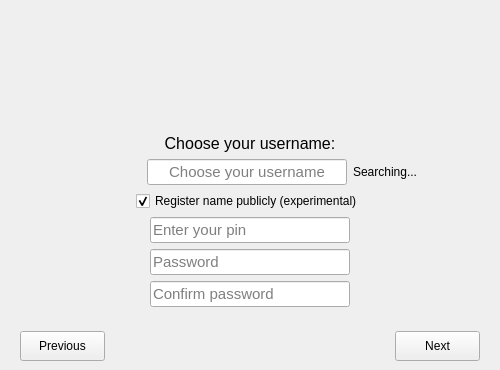
This is wizarddialog.ui in savoirfairelinux/jami-client-windows as Qt 5 draws it before an edit. The edited form follows.
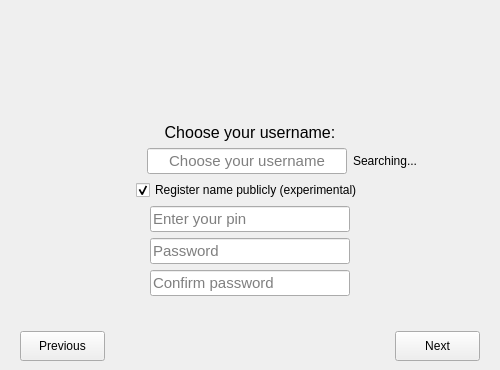
This is the edited form. The open tabs and pages were chosen to show the change. Icons and pictures are not drawn.

Commit message:
ui: display error on creating / adding exising account
when creating or adding existing ring account,
in the case of wrong PIN or password, the UI spinner cycled infinitely.

No cycling anymore; Added ERROR case handling in switch of endSetup().
(placed a #pragma push_macro("ERROR") because of prior #define ERROR, which i didn't found.)
Go back to and display an error message on UserDataPage.

Replaced static page changes on stackedWidget with indexOf calls

Diff of the .ui file:
```diff
--- a/wizarddialog.ui
+++ b/wizarddialog.ui
@@ -374,18 +374,12 @@
          </property>
         </widget>
        </item>
-       <item>
-        <spacer name="verticalSpacer">
-         <property name="orientation">
-          <enum>Qt::Vertical</enum>
+       <item alignment="Qt::AlignHCenter|Qt::AlignVCenter">
+        <widget class="QLabel" name="errorLabel">
+         <property name="text">
+          <string/>
          </property>
-         <property name="sizeHint" stdset="0">
-          <size>
-           <width>13</width>
-           <height>3</height>
-          </size>
-         </property>
-        </spacer>
+        </widget>
        </item>
        <item>
         <spacer name="verticalSpacer_2">
```
Left out of the diff: 6 changed lines with no effect on the pictures. The commit also changes 1 other file.
